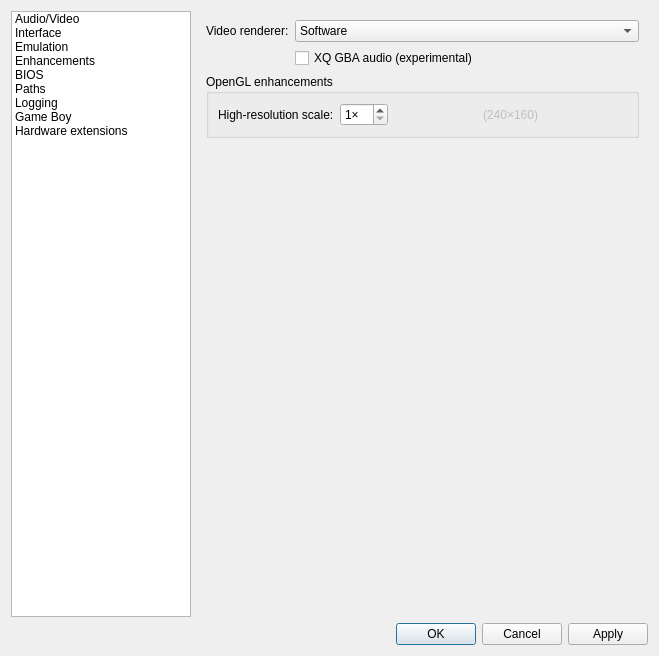
First picture: the form in src/platform/qt/SettingsView.ui, repository mgba-emu/mgba, before the edit.
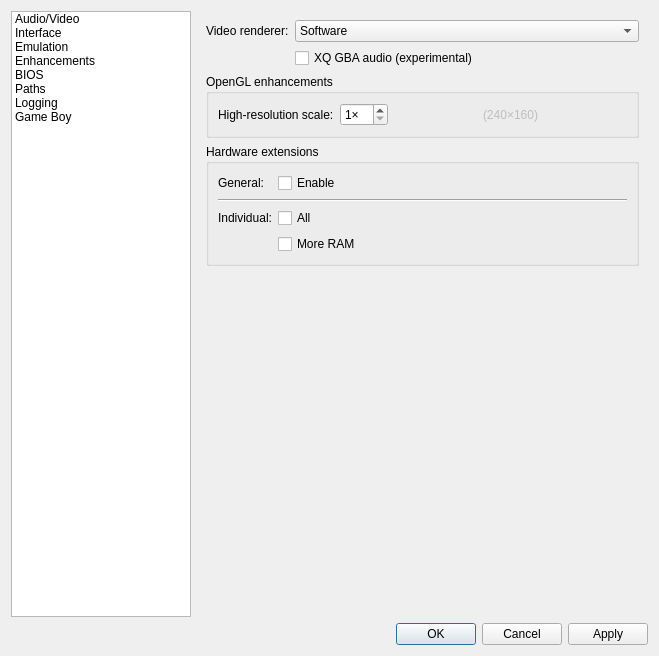
Second picture: the form after the edit. The open tabs and pages were chosen to show the change.

Commit message: Moved hardware extensions settings into enhancements and redesigned UI.

The edit to the form file:
```diff
--- a/src/platform/qt/SettingsView.ui
+++ b/src/platform/qt/SettingsView.ui
@@ -80,11 +80,6 @@
        <string>Game Boy</string>
       </property>
      </item>
-     <item>
-      <property name="text">
-       <string>Hardware extensions</string>
-      </property>
-     </item>
     </widget>
    </item>
    <item row="2" column="0" colspan="2">
@@ -1154,6 +1149,73 @@
          </layout>
         </widget>
        </item>
+       <item row="3" column="0" colspan="2">
+        <widget class="QGroupBox" name="hwExGroupBox">
+         <property name="title">
+          <string>Hardware extensions</string>
+         </property>
+         <layout class="QFormLayout" name="formLayout_11">
+          <property name="fieldGrowthPolicy">
+           <enum>QFormLayout::ExpandingFieldsGrow</enum>
+          </property>
+          <item row="0" column="0">
+           <widget class="QLabel" name="label_44">
+            <property name="text">
+             <string>General:</string>
+            </property>
+           </widget>
+          </item>
+          <item row="0" column="1">
+           <widget class="QCheckBox" name="hwExtensionsCheckBox">
+            <property name="text">
+             <string>Enable</string>
+            </property>
+           </widget>
+          </item>
+          <item row="1" column="0" colspan="2">
+           <widget class="Line" name="line_11">
+            <property name="orientation">
+             <enum>Qt::Horizontal</enum>
+            </property>
+           </widget>
+          </item>
+          <item row="2" column="0">
+           <widget class="QLabel" name="label_45">
+            <property name="text">
+             <string>Individual:</string>
+            </property>
+           </widget>
+          </item>
+          <item row="2" column="1">
+           <widget class="QCheckBox" name="hwExAllCheckBox">
+            <property name="text">
+             <string>All</string>
+            </property>
+           </widget>
+          </item>
+          <item row="3" column="1">
+           <widget class="QCheckBox" name="hwEx0CheckBox">
+            <property name="text">
+             <string>More RAM</string>
+            </property>
+           </widget>
+          </item>
+         </layout>
+        </widget>
+       </item>
+       <item row="4" column="0" colspan="2">
+        <spacer name="verticalSpacer">
+         <property name="orientation">
+          <enum>Qt::Vertical</enum>
+         </property>
+         <property name="sizeHint" stdset="0">
+          <size>
+           <width>20</width>
+           <height>40</height>
+          </size>
+         </property>
+        </spacer>
+       </item>
       </layout>
      </widget>
      <widget class="QWidget" name="bios">
```
Left out of the diff: 42 changed lines with no effect on the pictures. The commit also changes 2 other files.
